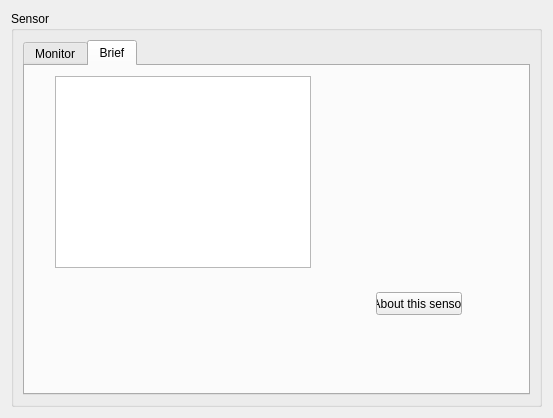
Above: Bridge Monitoring System/qt/snsr_general_widget.ui from Litt1eBai/uni-projects before the change. Below: the same form after it.
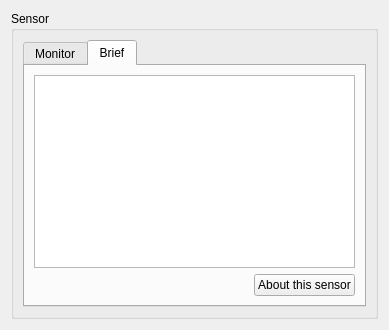
That is the form after the change. The open tabs and pages were chosen to show the change.

```diff
--- a/Bridge Monitoring System/qt/snsr_general_widget.ui
+++ b/Bridge Monitoring System/qt/snsr_general_widget.ui
@@ -6,8 +6,8 @@
    <rect>
     <x>0</x>
     <y>0</y>
-    <width>553</width>
-    <height>418</height>
+    <width>389</width>
+    <height>330</height>
    </rect>
   </property>
   <property name="windowTitle">
@@ -359,29 +359,35 @@
          <attribute name="title">
           <string>Brief</string>
          </attribute>
-         <widget class="QTableView" name="tableView">
-          <property name="geometry">
-           <rect>
-            <x>30</x>
-            <y>10</y>
-            <width>256</width>
-            <height>192</height>
-           </rect>
-          </property>
-         </widget>
-         <widget class="QPushButton" name="pushButton_3">
-          <property name="geometry">
-           <rect>
-            <x>351</x>
-            <y>226</y>
-            <width>86</width>
-            <height>23</height>
-           </rect>
-          </property>
-          <property name="text">
-           <string>About this sensor</string>
-          </property>
-         </widget>
+         <layout class="QVBoxLayout" name="verticalLayout_6">
+          <item>
+           <widget class="QTableView" name="tableView"/>
+          </item>
+          <item>
+           <layout class="QHBoxLayout" name="horizontalLayout_4">
+            <item>
+             <spacer name="horizontalSpacer_4">
+              <property name="orientation">
+               <enum>Qt::Horizontal</enum>
+              </property>
+              <property name="sizeHint" stdset="0">
+               <size>
+                <width>40</width>
+                <height>20</height>
+               </size>
+              </property>
+             </spacer>
+            </item>
+            <item>
+             <widget class="QPushButton" name="pushButton_3">
+              <property name="text">
+               <string>About this sensor</string>
+              </property>
+             </widget>
+            </item>
+           </layout>
+          </item>
+         </layout>
         </widget>
        </widget>
       </item>
```
Left out of the diff: 40 changed lines with no effect on the pictures.
